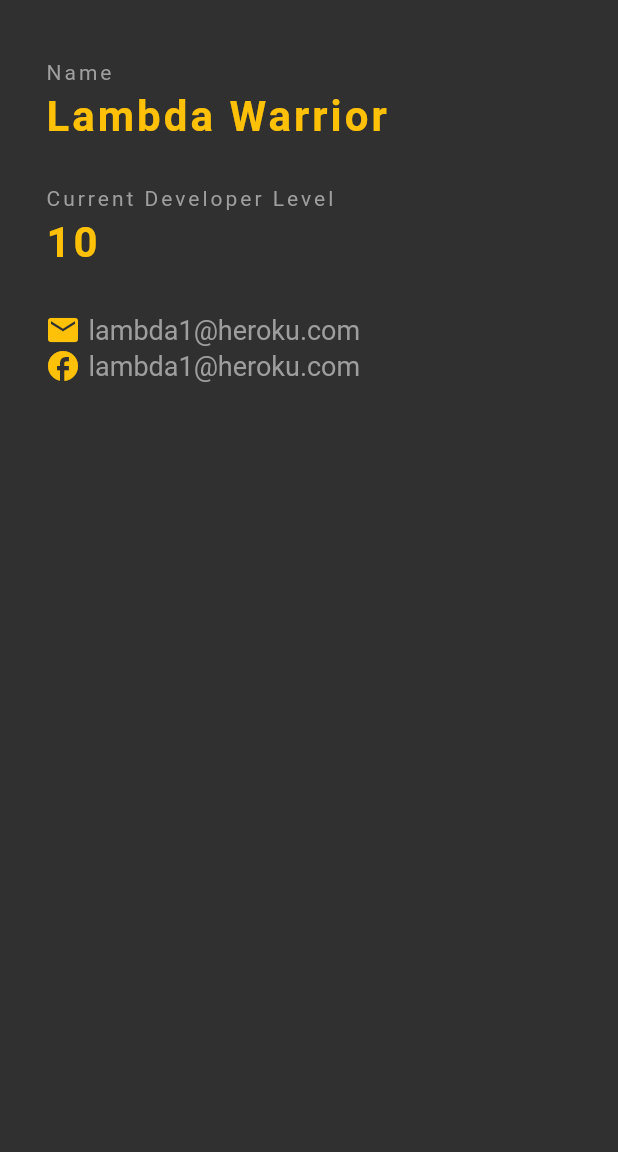
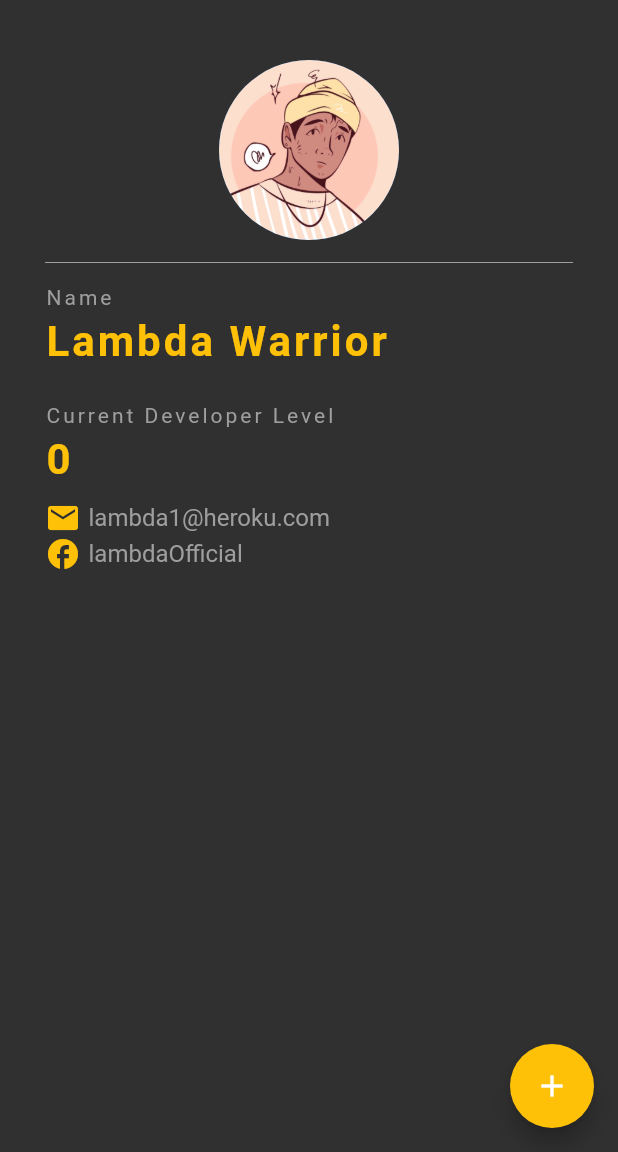
Before and after one commit to justkingsley/dev-id, a Flutter app: the screen it shows after launch, on a phone screen of 412 x 824 dp, the part 84-1236 px from its top. Run offline on Flutter 3.47's test engine with Material 2 defaults, Android fonts, the phone set to English and light mode, and no system bars.

Commit message:
added new features

```diff
--- a/lib/main.dart
+++ b/lib/main.dart
@@ -4,8 +4,17 @@ void main() => runApp(const MaterialApp(
   home: DevCard(),
 ));
 
-class DevCard extends StatelessWidget {
-  const DevCard({Key? key}) : super(key: key);
+class DevCard extends StatefulWidget {
+   const DevCard({Key? key}) : super(key: key);
+
+  @override
+  State<DevCard> createState() => _DevCardState();
+
+}
+
+class _DevCardState extends State<DevCard> {
+
+  int devLevel = 0;
 
   @override
   Widget build(BuildContext context) {
@@ -18,11 +27,34 @@ class DevCard extends StatelessWidget {
         elevation: 0.0,
       ),
 
+      floatingActionButton: FloatingActionButton(
+        onPressed: () {
+          setState(() { //when set state is called it triggers the build function and rebuilds it with the new state.
+            devLevel += 1;
+          });
+        },
+        backgroundColor: Colors.amber,
+        child: const Icon(Icons.add),
+      ),
+
       body: Padding(
         padding: const EdgeInsets.fromLTRB(30.0, 40.0, 30.0, 0.0),
             child: Column(
               crossAxisAlignment: CrossAxisAlignment.start,
               children: [
+
+                const Center(
+                  child: CircleAvatar(
+                    backgroundImage: AssetImage('assets/profile-picture.png'),
+                    radius: 60.0,
+                  ),
+                ),
+
+                const Divider(
+                height: 30.0,
+                color: Colors.grey,
+                ),
+
                 const Text('Name',
                 style: TextStyle(
                   color: Colors.grey,
@@ -38,7 +70,7 @@ class DevCard extends StatelessWidget {
                       fontSize:  28.0,
                       fontWeight: FontWeight.bold,
                     )),
-                const SizedBox(height: 30.0,),
+                const SizedBox(height: 25.0,),
 
                 const Text('Current Developer Level',
                     style: TextStyle(
@@ -48,14 +80,14 @@ class DevCard extends StatelessWidget {
 
                 const SizedBox(height: 5.0,),
 
-                const Text('10',
-                    style: TextStyle(
+                Text('$devLevel',
+                    style: const TextStyle(
                       color: Colors.amber,
                       letterSpacing: 2.0,
                       fontSize:  28.0,
                       fontWeight: FontWeight.bold,
                     )),
-                const SizedBox(height: 30.0,),
+                const SizedBox(height: 10.0,),
 
                 Row(
                   children: const [
@@ -68,7 +100,7 @@ class DevCard extends StatelessWidget {
                       'lambda1@heroku.com',
                       style: TextStyle(
                         color: Colors.grey,
-                        fontSize: 18.0,
+                        fontSize: 16.0,
                       ),
                     ),
                   ],
@@ -81,10 +113,10 @@ class DevCard extends StatelessWidget {
                     ),
                     SizedBox(width: 5.0,),
                     Text(
-                      'lambda1@heroku.com',
+                      'lambdaOfficial',
                       style: TextStyle(
                         color: Colors.grey,
-                        fontSize: 18.0,
+                        fontSize: 16.0,
                       ),
                     ),
                   ],
--- a/pubspec.yaml
+++ b/pubspec.yaml
@@ -58,9 +58,8 @@ flutter:
   uses-material-design: true
 
   # To add assets to your application, add an assets section, like this:
-  # assets:
-  #   - images/a_dot_burr.jpeg
-  #   - images/a_dot_ham.jpeg
+  assets:
+    - assets/
 
   # An image asset can refer to one or more resolution-specific "variants", see
   # https://flutter.dev/assets-and-images/#resolution-aware
```
Also changed, not shown: 1 other file.
